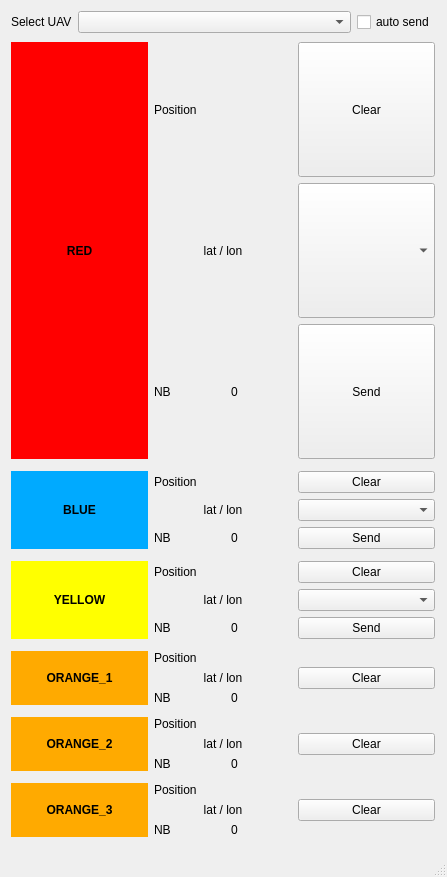
The window that sw/ground_segment/python/mark_tracker/ui/mainwindow.ui (yannickj/paparazzi) describes before a commit, drawn with Qt 5.
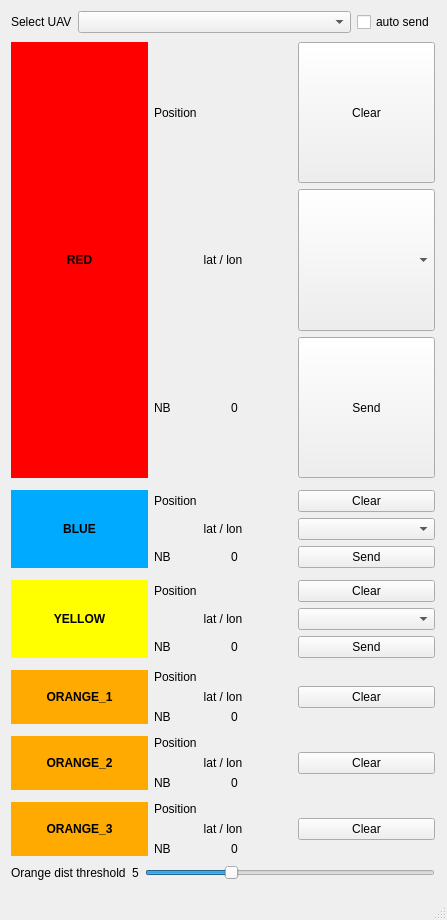
The same window after the commit.

Commit message: add slider for threshold

What changed in the file:
```diff
--- a/sw/ground_segment/python/mark_tracker/ui/mainwindow.ui
+++ b/sw/ground_segment/python/mark_tracker/ui/mainwindow.ui
@@ -10,7 +10,7 @@
     <x>0</x>
     <y>0</y>
     <width>447</width>
-    <height>877</height>
+    <height>920</height>
    </rect>
   </property>
   <property name="sizePolicy">
@@ -29,7 +29,7 @@
       <x>0</x>
       <y>0</y>
       <width>446</width>
-      <height>851</height>
+      <height>891</height>
      </rect>
     </property>
     <layout class="QVBoxLayout" name="verticalLayout">
@@ -1052,6 +1052,40 @@
        </item>
       </layout>
      </item>
+     <item>
+      <layout class="QHBoxLayout" name="horizontalLayout_3">
+       <item>
+        <widget class="QLabel" name="label_10">
+         <property name="text">
+          <string>Orange dist threshold</string>
+         </property>
+        </widget>
+       </item>
+       <item>
+        <widget class="QLabel" name="threshold_label">
+         <property name="text">
+          <string>5</string>
+         </property>
+        </widget>
+       </item>
+       <item>
+        <widget class="QSlider" name="orange_threshold">
+         <property name="minimum">
+          <number>1</number>
+         </property>
+         <property name="maximum">
+          <number>15</number>
+         </property>
+         <property name="value">
+          <number>5</number>
+         </property>
+         <property name="orientation">
+          <enum>Qt::Horizontal</enum>
+         </property>
+        </widget>
+       </item>
+      </layout>
+     </item>
     </layout>
    </widget>
   </widget>
```
Left out of the diff: 19 changed lines with no effect on the pictures. The commit also changes 1 other file.
